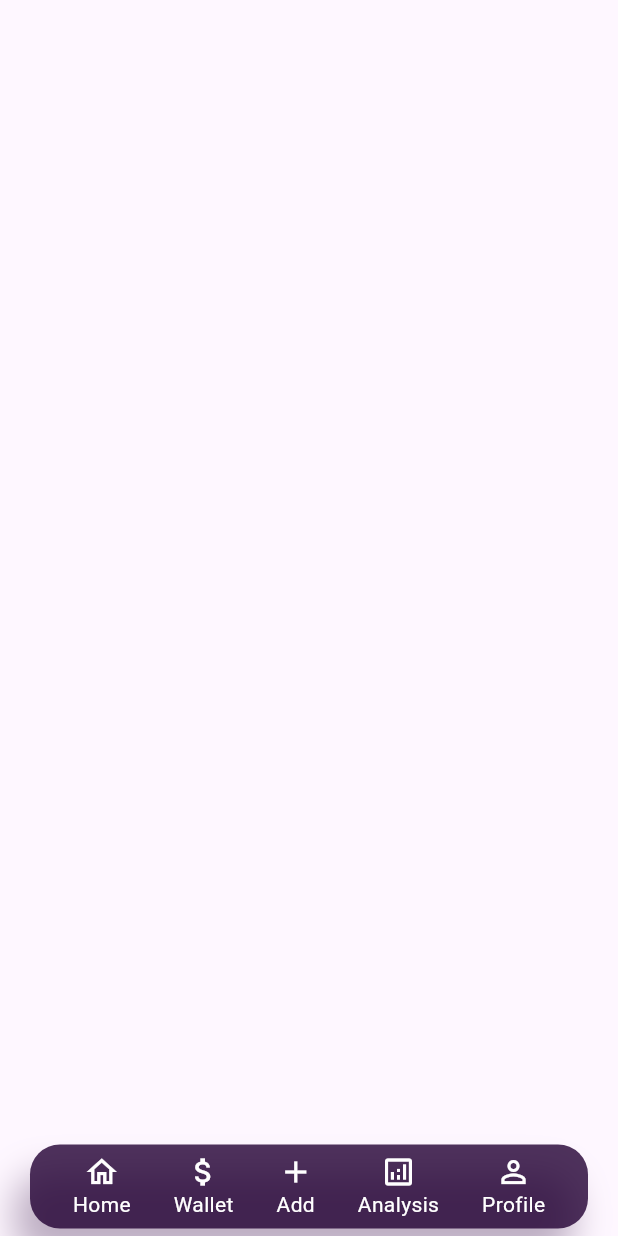
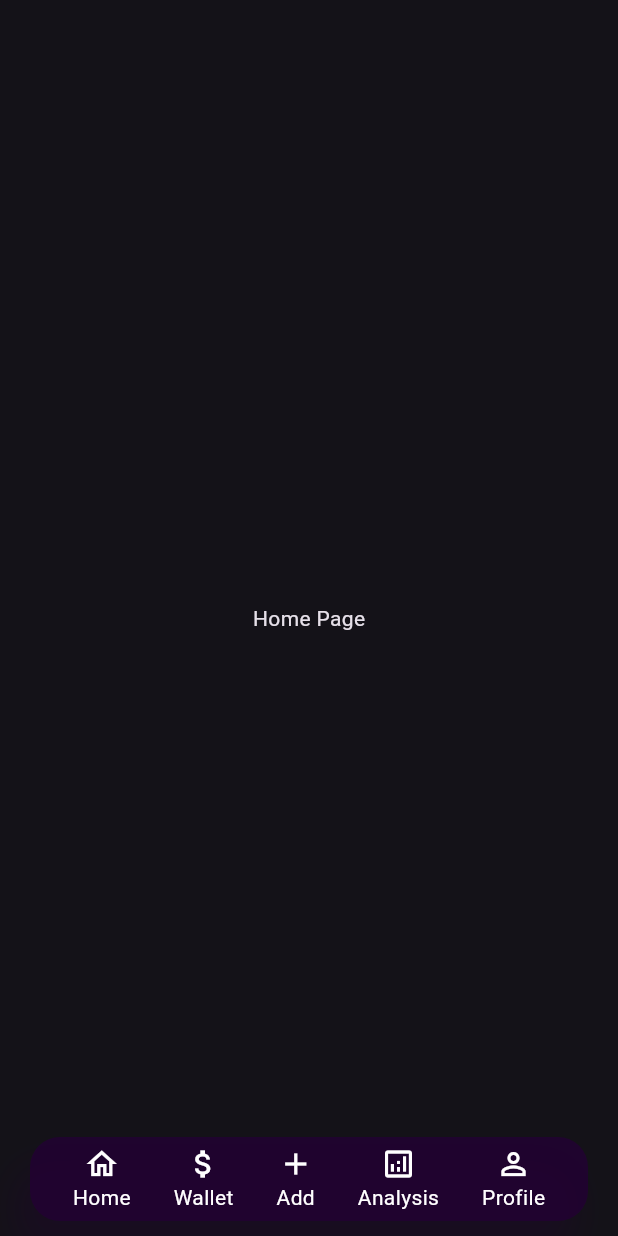
Before and after one commit to SoumadeepChoudhury/Xpens, a Flutter app: the screen it shows after launch, on a phone screen of 412 x 824 dp. Run offline on Flutter 3.47's test engine with Material 3 defaults, Android fonts, the light colour scheme and no system bars.

Commit message:
made the bottom navigation bar functional in changing pages

```diff
--- a/lib/components/bottom_navigation_bar.dart
+++ b/lib/components/bottom_navigation_bar.dart
@@ -1,4 +1,8 @@
 import 'package:flutter/material.dart';
+import 'package:xpens/pages/analysis_page.dart';
+import 'package:xpens/pages/cards_page.dart';
+import 'package:xpens/pages/home_page.dart';
+import 'package:xpens/pages/profile_page.dart';
 import 'package:xpens/variables.dart';
 
 class CustomBottomNavigationBar extends StatefulWidget {
@@ -10,19 +14,30 @@ class CustomBottomNavigationBar extends StatefulWidget {
 }
 
 class _CustomBottomNavigationBarState extends State<CustomBottomNavigationBar> {
+  final List<Widget> _pages = [
+    HomePage(),
+    CardsPage(),
+    AnalysisPage(),
+    ProfilePage()
+  ];
+
   @override
   Widget build(BuildContext context) {
     return Scaffold(
+      extendBody: true,
+      body: _pages[currentPageIndex],
       resizeToAvoidBottomInset: false,
       bottomNavigationBar: SafeArea(
         child: Container(
           height: bottomNavigationBar_height,
-        margin: EdgeInsets.symmetric(
-            horizontal: bottomNavigationBar_hmargin, vertical: 5),
+          margin: EdgeInsets.only(
+              left: bottomNavigationBar_hmargin,
+              right: bottomNavigationBar_hmargin,
+              bottom: 10),
           decoration: BoxDecoration(
               color: Color(bottomNavigationBar_color).withValues(alpha: 0.8),
-            borderRadius:
-                BorderRadius.all(Radius.circular(bottomNavigationBar_hmargin)),
+              borderRadius: BorderRadius.all(
+                  Radius.circular(bottomNavigationBar_hmargin)),
               boxShadow: [
                 BoxShadow(
                     color:
@@ -36,39 +51,39 @@ class _CustomBottomNavigationBarState extends State<CustomBottomNavigationBar> {
               NavigationItem(
                 icon: Icons.home_outlined,
                 label: "Home",
+                index: 0,
               ),
               NavigationItem(
                 icon: Icons.attach_money_outlined,
                 label: "Wallet",
+                index: 1,
               ),
               NavigationItem(
                 icon: Icons.add,
                 label: "Add",
+                index: 909,
               ),
               NavigationItem(
                 icon: Icons.analytics_outlined,
                 label: "Analysis",
+                index: 2,
               ),
               NavigationItem(
                 icon: Icons.person_outline_outlined,
                 label: "Profile",
+                index: 3,
               ),
             ],
           ),
-      )),
+        ),
+      ),
     );
   }
-}
 
-class NavigationItem extends StatelessWidget {
-  const NavigationItem({super.key, required this.icon, required this.label});
-
-  final IconData icon;
-  final String label;
-
-  @override
-  Widget build(BuildContext context) {
-    return Column(
+  Widget NavigationItem(
+      {required IconData icon, required String label, required int index}) {
+    return GestureDetector(
+      child: Column(
         mainAxisAlignment: MainAxisAlignment.center,
         children: [
           Icon(
@@ -80,6 +95,12 @@ class NavigationItem extends StatelessWidget {
             style: TextStyle(color: Colors.white),
           )
         ],
+      ),
+      onTap: () {
+        setState(() {
+          currentPageIndex = index;
+        });
+      },
     );
   }
 }
--- a/lib/main.dart
+++ b/lib/main.dart
@@ -13,10 +13,9 @@ class MyApp extends StatelessWidget {
   Widget build(BuildContext context) {
     return MaterialApp(
       title: 'Xpens',
-      theme: ThemeData(
-        colorScheme: ColorScheme.fromSeed(seedColor: Colors.deepPurple),
-        useMaterial3: true,
-      ),
+      theme: ThemeData(brightness: Brightness.dark),
+      darkTheme: ThemeData.dark(),
+      themeMode: ThemeMode.system,
       home: CustomBottomNavigationBar(),
       debugShowCheckedModeBanner: false,
     );
--- /dev/null
+++ b/lib/pages/home_page.dart
@@ -0,0 +1,14 @@
+import 'package:flutter/material.dart';
+
+class HomePage extends StatelessWidget {
+  const HomePage({super.key});
+
+  @override
+  Widget build(BuildContext context) {
+    return const Center(
+      child: Text(
+        "Home Page",
+      ),
+    );
+  }
+}
--- a/lib/variables.dart
+++ b/lib/variables.dart
@@ -1,6 +1,5 @@
-import 'dart:ui';
-
 double bottomNavigationBar_height = 56;
 double bottomNavigationBar_padding = 12;
 double bottomNavigationBar_hmargin = 20;
 int bottomNavigationBar_color = 0x220033;
+int currentPageIndex = 0;
```
Also changed, not shown: lib/pages/analysis_page.dart (added, +12 -0 lines), lib/pages/cards_page.dart (added, +12 -0 lines), lib/pages/profile_page.dart (added, +12 -0 lines). Lines whose indentation alone changed are shown as unchanged.
